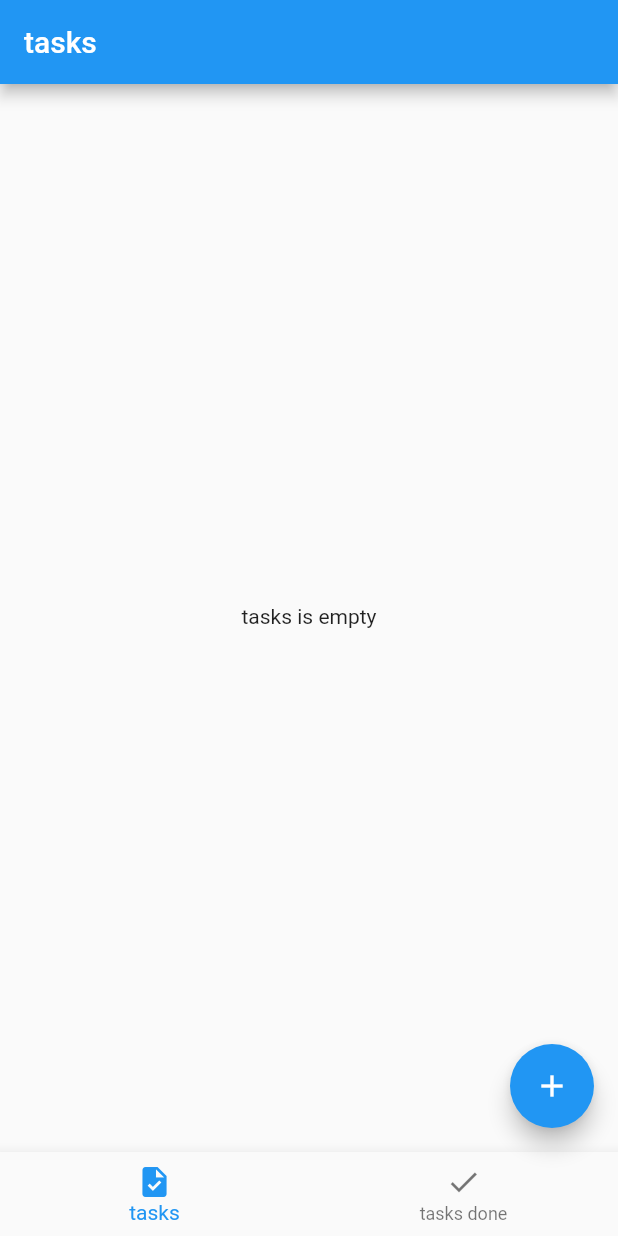
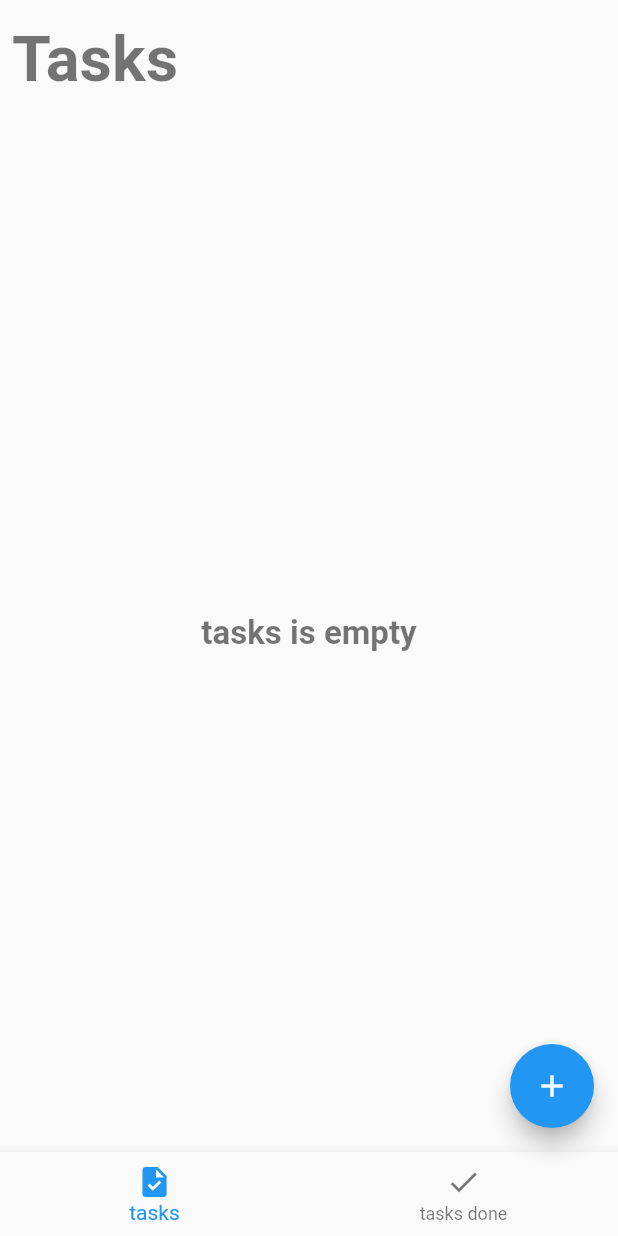
Before and after one commit to ernando760/todo-list, a Flutter app: the screen it shows after launch, on a phone screen of 412 x 824 dp. Run offline on Flutter 3.47's test engine with Material 2 defaults, Android fonts, the phone set to English and light mode, and no system bars; our stand-ins replace hive, hive_flutter; accounts and stored records are empty.

Commit message:
change files:tasks_list_widget.dart, task_page.dart, task_dashboard_page.dart

```diff
--- a/lib/src/widgets/tasks/components/tasks_list_widget.dart
+++ b/lib/src/widgets/tasks/components/tasks_list_widget.dart
@@ -11,11 +11,11 @@ class TasksListWidget extends StatelessWidget {
       required this.title,
       required this.onDeleteTask,
       required this.onSelectedTask,
-      required this.navigateToTaskPage});
+      required this.updateTask});
   final String title;
   final List<TaskModel> tasks;
   final void Function({required String id}) onDeleteTask;
-  final void Function({required String id}) navigateToTaskPage;
+  final void Function({required String id}) updateTask;
   final void Function({required bool? isSelected, required String id})
       onSelectedTask;
   final heightList = 500.0;
@@ -28,7 +28,12 @@ class TasksListWidget extends StatelessWidget {
       child: SizedBox(
         height: heightList,
         child: tasks.isEmpty
-            ? Center(child: Text("$title is empty"))
+            ? Center(
+                child: Text("$title is empty",
+                    style: const TextStyle(
+                        color: Colors.black54,
+                        fontSize: 22,
+                        fontWeight: FontWeight.bold)))
             : ListView.builder(
                 itemCount: tasks.length,
                 itemBuilder: (context, index) {
@@ -40,7 +45,7 @@ class TasksListWidget extends StatelessWidget {
                       selected: task.isSelected,
                       onChangeSelected: onSelectedTask,
                       onDelete: onDeleteTask,
-                      navigateTo: navigateToTaskPage);
+                      navigateTo: updateTask);
                 },
               ),
       ),
--- a/lib/src/widgets/tasks/pages/tasks_dashboard_page.dart
+++ b/lib/src/widgets/tasks/pages/tasks_dashboard_page.dart
@@ -21,18 +21,20 @@ class TasksDashboardPage extends StatefulWidget {
 class _TasksDashboardPageState extends State<TasksDashboardPage> {
   late final TasksController _tasksController;
 
-  Future<void> _showFormTask() async {
-    return showDialog(
-        context: context,
-        builder: (context) =>
-            const AlertDialog(title: Text("Add task"), content: FormTask()));
+  void _addTask() {
+    Navigator.of(context).pushReplacement(MaterialPageRoute(
+      builder: (context) => TaskPage(addTask: _tasksController.addTask),
+    ));
   }
 
-  _navigateToTaskPage({required String id}) {
-    Navigator.push(
+  _updateTask({required String id}) {
+    Navigator.pushReplacement(
         context,
         MaterialPageRoute(
-          builder: (context) => TaskPage(id: id),
+          builder: (context) => TaskPage(
+            id: id,
+            updateTask: _tasksController.updateTask,
+          ),
         ));
   }
 
@@ -64,12 +66,27 @@ class _TasksDashboardPageState extends State<TasksDashboardPage> {
               animation: _tasksController,
               builder: (context, child) {
                 return Scaffold(
-                  appBar: AppBar(
-                    title: Text(pageController.initialPage == 0
-                        ? "tasks"
-                        : "tasks done"),
+                  body: SafeArea(
+                    child: Column(
+                      children: [
+                        Container(
+                          padding: const EdgeInsets.only(
+                              bottom: 15, top: 15, left: 8.0, right: 8.0),
+                          width: MediaQuery.of(context).size.width,
+                          decoration: const BoxDecoration(),
+                          child: Text(
+                            pageController.initialPage == 0
+                                ? "Tasks"
+                                : "Tasks done",
+                            textAlign: TextAlign.left,
+                            style: const TextStyle(
+                                color: Colors.black54,
+                                fontSize: 42,
+                                fontWeight: FontWeight.bold),
                           ),
-                  body: PageView(
+                        ),
+                        Expanded(
+                          child: PageView(
                             onPageChanged: (index) =>
                                 _tasksController.onIndexSelected(index),
                             controller: pageController,
@@ -78,18 +95,24 @@ class _TasksDashboardPageState extends State<TasksDashboardPage> {
                                 title: "tasks",
                                 tasks: _tasksController.tasks,
                                 onDeleteTask: _tasksController.removeTask,
-                        onSelectedTask: _tasksController.handlerCheckedTask,
-                        navigateToTaskPage: _navigateToTaskPage,
+                                onSelectedTask:
+                                    _tasksController.handlerCheckedTask,
+                                updateTask: _updateTask,
                               ),
                               TasksListWidget(
                                 title: "tasks done",
                                 tasks: _tasksController.tasksChecked,
                                 onDeleteTask: _tasksController.removeTask,
-                        onSelectedTask: _tasksController.handlerCheckedTask,
-                        navigateToTaskPage: _navigateToTaskPage,
+                                onSelectedTask:
+                                    _tasksController.handlerCheckedTask,
+                                updateTask: _updateTask,
                               ),
                               // TasksCheckedPage()
                             ],
+                          ),
+                        ),
+                      ],
+                    ),
                   ),
                   bottomNavigationBar: BottomNavigationBar(
                       currentIndex: _tasksController.indexSelected,
@@ -106,7 +129,7 @@ class _TasksDashboardPageState extends State<TasksDashboardPage> {
                             icon: Icon(Icons.done), label: "tasks done"),
                       ]),
                   floatingActionButton: FloatingActionButton(
-                    onPressed: _showFormTask,
+                    onPressed: _addTask,
                     child: const Icon(Icons.add),
                   ),
                 );
```
Also changed, not shown: lib/src/widgets/tasks/pages/task_page.dart (+120 -25 lines). Lines whose indentation alone changed are shown as unchanged.
